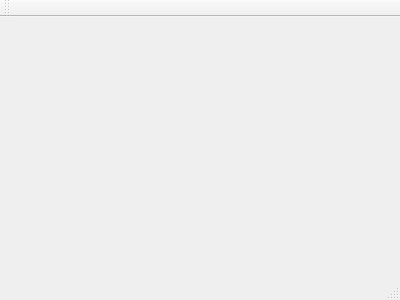
Qt form mainwindow.ui (filipkofron/TechParser) before a commit.
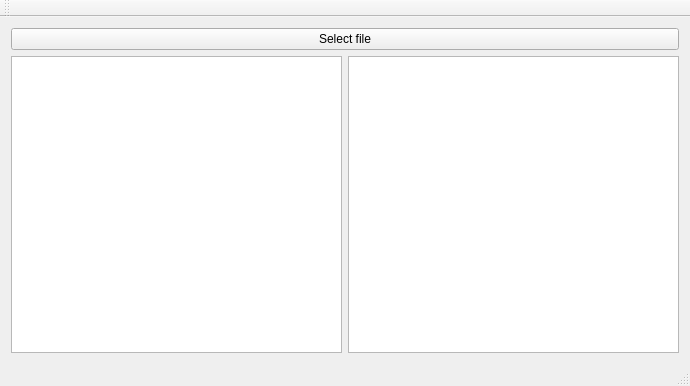
The same form after that commit.

```diff
--- a/mainwindow.ui
+++ b/mainwindow.ui
@@ -1,24 +1,59 @@
 <ui version="4.0">
  <class>MainWindow</class>
- <widget class="QMainWindow" name="MainWindow" >
-  <property name="geometry" >
+ <widget class="QMainWindow" name="MainWindow">
+  <property name="geometry">
    <rect>
     <x>0</x>
     <y>0</y>
-    <width>400</width>
-    <height>300</height>
+    <width>690</width>
+    <height>386</height>
    </rect>
   </property>
   <property name="windowTitle" >
    <string>MainWindow</string>
   </property>
-  <widget class="QMenuBar" name="menuBar" />
-  <widget class="QToolBar" name="mainToolBar" />
-  <widget class="QWidget" name="centralWidget" />
-  <widget class="QStatusBar" name="statusBar" />
+  <widget class="QWidget" name="centralWidget">
+   <layout class="QVBoxLayout" name="verticalLayout">
+    <item>
+     <widget class="QPushButton" name="selectFile">
+      <property name="text">
+       <string>Select file</string>
+      </property>
+     </widget>
+    </item>
+    <item>
+     <layout class="QHBoxLayout" name="horizontalLayout">
+      <item>
+       <widget class="QTextBrowser" name="textBrowser"/>
+      </item>
+      <item>
+       <widget class="QTreeView" name="treeView"/>
+      </item>
+     </layout>
+    </item>
+   </layout>
+  </widget>
+  <widget class="QMenuBar" name="menuBar">
+   <property name="geometry">
+    <rect>
+     <x>0</x>
+     <y>0</y>
+     <width>690</width>
+     <height>20</height>
+    </rect>
+   </property>
+  </widget>
+  <widget class="QToolBar" name="mainToolBar">
+   <attribute name="toolBarArea">
+    <enum>TopToolBarArea</enum>
+   </attribute>
+   <attribute name="toolBarBreak">
+    <bool>false</bool>
+   </attribute>
+  </widget>
+  <widget class="QStatusBar" name="statusBar"/>
  </widget>
- <layoutDefault spacing="6" margin="11" />
- <pixmapfunction></pixmapfunction>
+ <layoutdefault spacing="6" margin="11"/>
  <resources/>
  <connections/>
 </ui>
```
Left out of the diff: 3 changed lines with no effect on the pictures.
